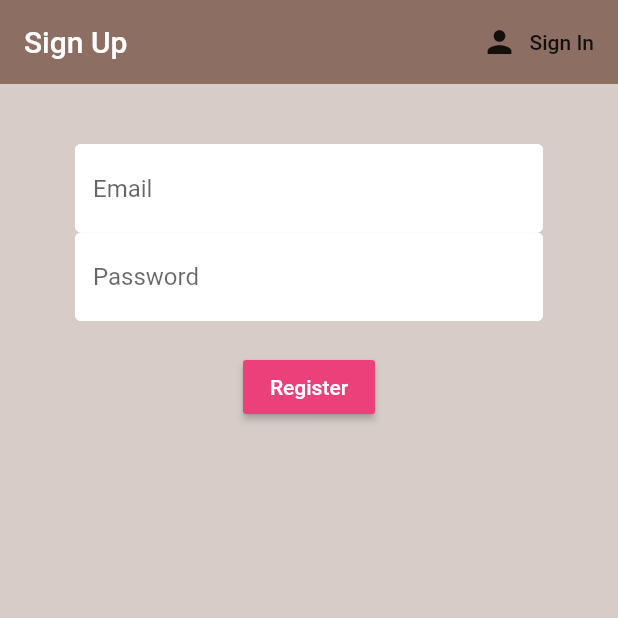
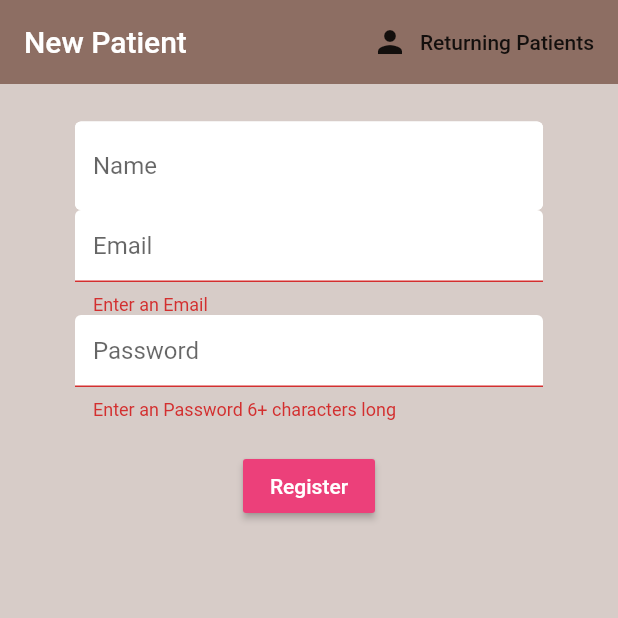
Before and after one commit to gregreda37/DoctorLock, a Flutter app: the screen it shows after launch, after a tap on "Register", on a phone screen of 412 x 824 dp, the top half of it. Run offline on Flutter 3.47's test engine with Material 2 defaults, Android fonts, the phone set to English and light mode, and no system bars; our stand-ins replace cloud_firestore, firebase_auth, flutter_spinkit; accounts and stored records are empty.

Commit message:
Final Project Commit

```diff
--- a/lib/main.dart
+++ b/lib/main.dart
@@ -13,6 +13,7 @@ class MyApp extends StatelessWidget {
     return StreamProvider<User>.value(
         value: AuthService().user,
         child: MaterialApp(
+          debugShowCheckedModeBanner: false,
           home: Wrapper(),
         ),
     );
--- /dev/null
+++ b/lib/models/patient.dart
@@ -0,0 +1,9 @@
+class Patient {
+  final String symptoms;
+  final String pain;
+  final int severity;
+  final String uid;
+  final String name;
+  Patient({this.symptoms, this.pain, this.severity, this.uid, this.name});
+
+}
--- a/lib/screens/authenticate/authenticate.dart
+++ b/lib/screens/authenticate/authenticate.dart
@@ -18,9 +18,9 @@ class _AuthenticateState extends State<Authenticate> {
   Widget build(BuildContext context) {
 
     if(showSignIn){
+      return Register(toggleView: toggleView);
+    } else {
       return SignIn(toggleView: toggleView);
-    } else {
-      return Register(toggleView: toggleView);
     }
   }
 }
--- a/lib/screens/authenticate/register.dart
+++ b/lib/screens/authenticate/register.dart
@@ -2,6 +2,8 @@ import 'package:doc_lock/shared/constants.dart';
 import 'package:doc_lock/shared/loading.dart';
 import 'package:flutter/material.dart';
 import 'package:doc_lock/services/auth.dart';
+import 'package:doc_lock/services/database.dart';
+
 
 class Register extends StatefulWidget {
 
@@ -21,6 +23,7 @@ class _RegisterState extends State<Register> {
   //textField state
   String email = '';
   String password = '';
+  String name = '';
   String error = "";
   bool loading = false;
 
@@ -31,11 +34,11 @@ class _RegisterState extends State<Register> {
       appBar: AppBar(
         backgroundColor: Colors.brown[400],
         elevation: 0.0,
-        title: Text('Sign Up'),
+        title: Text('New Patient'),
         actions: <Widget>[
           FlatButton.icon(
             icon: Icon(Icons.person),
-            label: Text('Sign In'),
+            label: Text('Returning Patients'),
             onPressed: () {
               widget.toggleView();
             },
@@ -43,12 +46,18 @@ class _RegisterState extends State<Register> {
         ],
       ),
       body: Container(
-        padding: EdgeInsets.symmetric(vertical: 20.0,horizontal: 50.0),
+        padding: EdgeInsets.symmetric(vertical: 5.0,horizontal: 50.0),
         child: Form(
           key: _formKey,
           child: Column(
             children: <Widget>[
               SizedBox(height: 20.0),
+              TextFormField(
+                decoration: textInputDecoration.copyWith(hintText:'Name'),
+                onChanged: (val){
+                  setState(() => name = val);
+                },
+              ),
               TextFormField(
                 decoration: textInputDecoration.copyWith(hintText:'Email'),
                 validator: (val) => val.isEmpty ? 'Enter an Email': null,
@@ -75,7 +84,8 @@ class _RegisterState extends State<Register> {
                 onPressed: () async {
                     if(_formKey.currentState.validate()){
                       setState(() => loading = true);
-                      dynamic result = await _auth.registerWithEmailAndPassword(email, password);
+                      dynamic result = await _auth.registerWithEmailAndPassword(email, password, name);
+
                       if(result == null){
                         setState((){
                           error = "please supply a valid email";
--- a/lib/screens/authenticate/sign_in.dart
+++ b/lib/screens/authenticate/sign_in.dart
@@ -31,7 +31,7 @@ class _SignInState extends State<SignIn> {
       appBar: AppBar(
         backgroundColor: Colors.brown[400],
         elevation: 0.0,
-        title: Text('Sign in to Doctor Lock'),
+        title: Text('Existing Patients'),
         actions: <Widget>[
           FlatButton.icon(
             icon: Icon(Icons.person),
--- a/lib/screens/home/brew_list.dart
+++ b/lib/screens/home/brew_list.dart
@@ -1,4 +1,4 @@
-import 'package:doc_lock/models/brew.dart';
+import 'package:doc_lock/models/patient.dart';
 import 'package:doc_lock/screens/home/brew_tile.dart';
 import 'package:flutter/material.dart';
 import 'package:provider/provider.dart';
@@ -13,10 +13,11 @@ class _BrewListState extends State<BrewList> {
   @override
   Widget build(BuildContext context) {
 
-    final brews = Provider.of<List<Brew>>(context) ?? [];
+    final brews = Provider.of<List<Patient>>(context) ?? [];
 
 
     return ListView.builder(
+
       itemCount: brews.length,
       itemBuilder: (context, index){
         return BrewTile(
--- a/lib/screens/wrapper.dart
+++ b/lib/screens/wrapper.dart
@@ -1,5 +1,6 @@
 import 'package:doc_lock/screens/authenticate/authenticate.dart';
 import 'package:doc_lock/screens/home/home.dart';
+import 'package:doc_lock/screens/home/thank_you.dart';
 import 'package:flutter/material.dart';
 import 'package:provider/provider.dart';
 import 'package:doc_lock/models/user.dart';
@@ -12,8 +13,10 @@ class Wrapper extends StatelessWidget {
 
     if (user == null) {
       return Authenticate();
+    } else if(user.uid == "ScxZ1sOK6ubO0OhpbcnYiKEcOb72") {
+      return Home();
     } else {
-      return Home();
+      return ThankYou();
     }
   }
 }
--- a/lib/services/auth.dart
+++ b/lib/services/auth.dart
@@ -48,12 +48,13 @@ class AuthService {
   }
 
   //register email password
-  Future registerWithEmailAndPassword(String email, String password) async {
+  Future registerWithEmailAndPassword(String email, String password, String name) async {
     try {
       AuthResult result = await _auth.createUserWithEmailAndPassword(email: email, password: password);
       FirebaseUser user = result.user;
       //create doc for new user
-      await DatabaseService(uid: user.uid).updateUserData("0","new crew member",100);
+
+      await DatabaseService(uid: user.uid).updateUserData("0"," ",100,name);
 
       return _userFromFirebaseUser(user);
 
```
Also changed, not shown: lib/models/brew.dart (deleted, +0 -8 lines), lib/models/user.dart (+4 -3 lines), lib/screens/home/brew_tile.dart (+4 -4 lines), lib/screens/home/home.dart (+5 -20 lines), lib/screens/home/settings_form.dart (+21 -21 lines), lib/screens/home/thank_you.dart (added, +43 -0 lines), lib/services/database.dart (+20 -17 lines), pubspec.lock.
